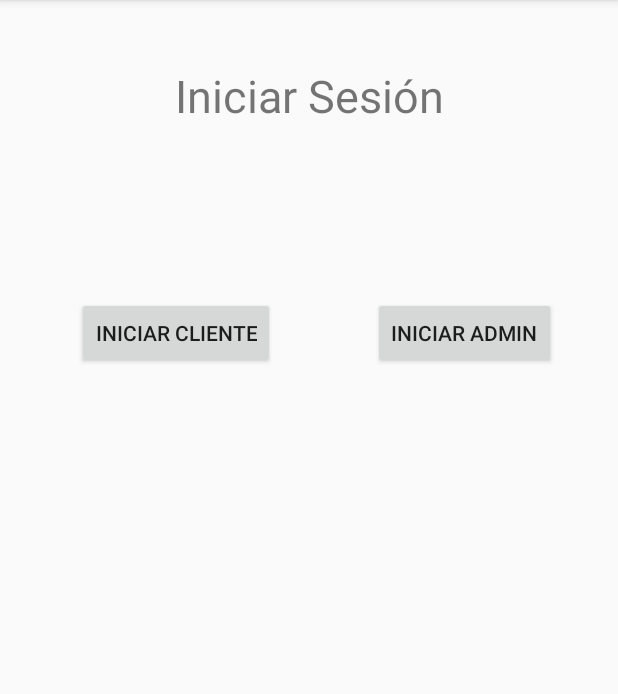
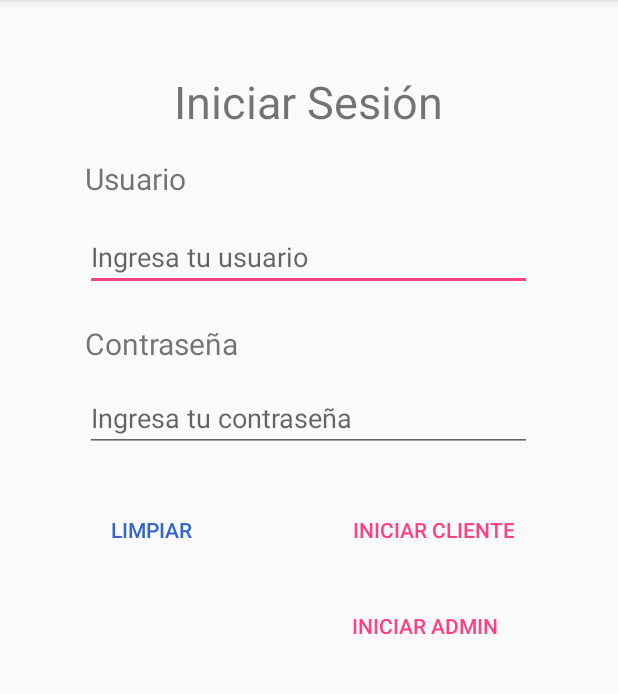
Before and after one commit to SenkoShirogane/MQST_Movil, an Android app: the screen it shows after launch (MainActivity), on a phone screen of 412 x 824 dp, the part 84-778 px from its top. Run offline under Robolectric (Android 15) with nearby library versions, the phone set to English and light mode, and no system bars.

Commit message:
Login más bonito x3

```diff
--- a/app/src/main/res/layout/activity_main.xml
+++ b/app/src/main/res/layout/activity_main.xml
@@ -1,45 +1,112 @@
 <?xml version="1.0" encoding="utf-8"?>
 <RelativeLayout xmlns:android="http://schemas.android.com/apk/res/android"
-    xmlns:app="http://schemas.android.com/apk/res-auto"
     xmlns:tools="http://schemas.android.com/tools"
     android:layout_width="match_parent"
     android:layout_height="match_parent"
     tools:context="ipn.sofficcesware.com.mqst.MainActivity">
 
     <TextView
-        android:layout_width="match_parent"
+        android:id="@+id/textView3"
+        android:layout_width="wrap_content"
         android:layout_height="wrap_content"
-        android:text="Iniciar Sesión"
+        android:text="@string/Login"
         android:textSize="30sp"
-        android:gravity="center_horizontal"
-        android:layout_marginTop="43dp"
+        android:layout_marginTop="47dp"
         android:layout_alignParentTop="true"
-        android:layout_alignParentLeft="true"
-        android:layout_alignParentStart="true"
-        android:id="@+id/textView2" />
+        android:layout_centerHorizontal="true" />
+
+    <TextView
+        android:id="@+id/textView"
+        android:layout_width="wrap_content"
+        android:layout_height="wrap_content"
+        android:text="@string/Usuario"
+        android:textSize="20sp"
+        tools:layout_editor_absoluteX="30dp"
+        tools:layout_editor_absoluteY="25dp"
+        android:layout_marginTop="17dp"
+        android:layout_below="@+id/textView3"
+        android:layout_alignLeft="@+id/usuarioLogin"
+        android:layout_alignStart="@+id/usuarioLogin" />
+
+    <EditText
+        android:id="@+id/usuarioLogin"
+        android:layout_width="298dp"
+        android:layout_height="45dp"
+        android:layout_alignLeft="@+id/contrasenaLogin"
+        android:layout_alignStart="@+id/contrasenaLogin"
+        android:layout_below="@+id/textView"
+        android:layout_marginTop="16dp"
+        android:ems="10"
+        android:hint="@string/pedirUsuario"
+        android:inputType="textPersonName"
+        android:textColorLink="#292C5C"
+        tools:layout_editor_absoluteX="30dp"
+        tools:layout_editor_absoluteY="65dp" />
+
+    <TextView
+        android:id="@+id/textView2"
+        android:layout_width="wrap_content"
+        android:layout_height="wrap_content"
+        android:text="@string/Contrasena"
+        android:textSize="20sp"
+        tools:layout_editor_absoluteX="30dp"
+        tools:layout_editor_absoluteY="134dp"
+        android:layout_marginTop="21dp"
+        android:layout_below="@+id/usuarioLogin"
+        android:layout_alignLeft="@+id/usuarioLogin"
+        android:layout_alignStart="@+id/usuarioLogin" />
+
+    <EditText
+        android:id="@+id/contrasenaLogin"
+        android:layout_width="298dp"
+        android:layout_height="45dp"
+        android:layout_below="@+id/textView2"
+        android:layout_centerHorizontal="true"
+        android:layout_marginTop="13dp"
+        android:ems="10"
+        android:hint="@string/pedirContrasena"
+        android:inputType="textPassword"
+        android:textColorLink="#292C5C"
+        tools:layout_editor_absoluteX="30dp"
+        tools:layout_editor_absoluteY="176dp"
+        android:textStyle="normal"/>
 
     <Button
         android:id="@+id/btnIniciarSesion"
+        style="@style/Widget.AppCompat.Button.Borderless.Colored"
+        android:layout_width="wrap_content"
         android:layout_height="wrap_content"
+        android:layout_marginTop="28dp"
+        android:text="@string/ClienteLogin"
+        tools:layout_editor_absoluteX="130dp"
+        tools:layout_editor_absoluteY="256dp"
+        android:layout_below="@+id/contrasenaLogin"
+        android:layout_alignRight="@+id/contrasenaLogin"
+        android:layout_alignEnd="@+id/contrasenaLogin" />
+
+    <Button
+        android:id="@+id/btnLimpiarLogin"
         android:layout_width="wrap_content"
-        android:text="Iniciar Cliente"
-        android:layout_marginLeft="51dp"
-        android:layout_marginStart="51dp"
-        android:layout_marginTop="114dp"
-        android:layout_below="@+id/textView2"
-        android:layout_alignParentLeft="true"
-        android:layout_alignParentStart="true" />
+        android:layout_height="wrap_content"
+        style="@style/Widget.AppCompat.Button.Borderless.Colored"
+        android:text="@string/Limpiar"
+        android:textColor="@color/azul"
+        android:layout_alignBaseline="@+id/btnIniciarSesion"
+        android:layout_alignBottom="@+id/btnIniciarSesion"
+        android:layout_alignLeft="@+id/contrasenaLogin"
+        android:layout_alignStart="@+id/contrasenaLogin" />
 
     <Button
         android:id="@+id/btnIniciarSesion2"
+        style="@style/Widget.AppCompat.Button.Borderless.Colored"
+        android:layout_width="wrap_content"
         android:layout_height="wrap_content"
-        android:layout_width="wrap_content"
-        android:text="Iniciar Admin"
-        android:layout_alignBaseline="@+id/btnIniciarSesion"
-        android:layout_alignBottom="@+id/btnIniciarSesion"
-        android:layout_alignParentRight="true"
-        android:layout_alignParentEnd="true"
-        android:layout_marginRight="41dp"
-        android:layout_marginEnd="41dp" />
+        android:layout_marginTop="16dp"
+        android:text="@string/AdminLogin"
+        tools:layout_editor_absoluteX="130dp"
+        tools:layout_editor_absoluteY="256dp"
+        android:layout_below="@+id/btnIniciarSesion"
+        android:layout_alignLeft="@+id/btnIniciarSesion"
+        android:layout_alignStart="@+id/btnIniciarSesion" />
 
 </RelativeLayout>
--- a/app/src/main/res/values/strings.xml
+++ b/app/src/main/res/values/strings.xml
@@ -1,10 +1,53 @@
 <resources>
     <string name="app_name">MQST</string>
-    <string name="title_activity_cliente">Cliente</string>
+    <string name="CorreoSSW">sofficcesware.ssw@gmail.com</string>
+
+    <string name="MiPerfil">Mi Perfil</string>
+    <string name="CerrarSesion">Cerrar Sesión</string>
+    <string name="VerDatos">Ver mis Datos</string>
+    <string name="ModificarDatos">Modificar Datos</string>
+    <string name="Manual">Manual de Usuario</string>
+    <string name="Ayuda">Ayuda</string>
+
+    <!-- Modulos -->
+    <string name="Clientes">Lista de Clientes</string>
+    <string name="Administradores">Lista de Administradores</string>
+    <string name="Piezas">Catálogo de Piezas</string>
+    <string name="Productos">Catálogo de Productos</string>
+    <string name="Proveedores">Lista de Proveedores</string>
+    <string name="Ordenes">Lista de Órdenes</string>
+
+    <!-- Login -->
+    <string name="Login">Iniciar Sesión</string>
+    <string name="pedirContrasena">Ingresa tu contraseña</string>
+    <string name="Contrasena">Contraseña</string>
+    <string name="pedirUsuario">Ingresa tu usuario</string>
+    <string name="Usuario">Usuario</string>
+    <string name="ClienteLogin">Iniciar Cliente</string>
+    <string name="AdminLogin">Iniciar Admin</string>
+
+    <!-- Cliente -->
+    <string name="Contacto">Contáctanos</string>
+    <string name="MisOrdenes">Mis Órdenes</string>
+    <string name="VerOrdenesCliente">Ver mis Órdenes</string>
+    <string name="EscribirMensaje">Ingresa aquí tu mensaje</string>
+    <string name="ContactoCorreo">¿Quieres hablar con un administrador?</string>
+
+    <!-- Admin -->
+    <string name="AgregarServicios">Agregar Servicios</string>
+
+    <!-- Generales -->
+    <string name="Aceptar">Aceptar</string>
+    <string name="Rechazar">Rechazar</string>
+    <string name="Borrar">Borrar</string>
+    <string name="Modificar">Modificar</string>
+    <string name="Limpiar">Limpiar</string>
+    <string name="Error">Ha ocurrido un error.</string>
 
     <string name="navigation_drawer_open">Open navigation drawer</string>
     <string name="navigation_drawer_close">Close navigation drawer</string>
 
     <string name="action_settings">Settings</string>
     <string name="title_activity_administrador">Administrador</string>
+    <string name="title_activity_cliente">Cliente</string>
 </resources>
```
